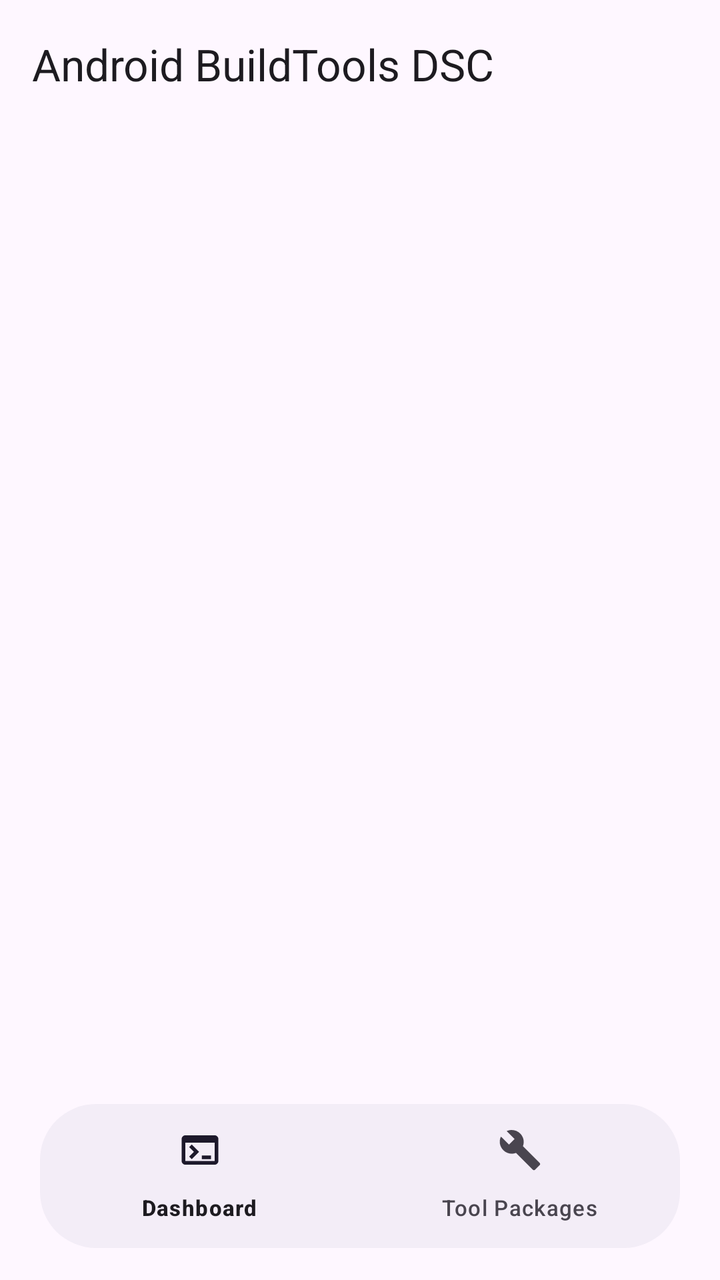
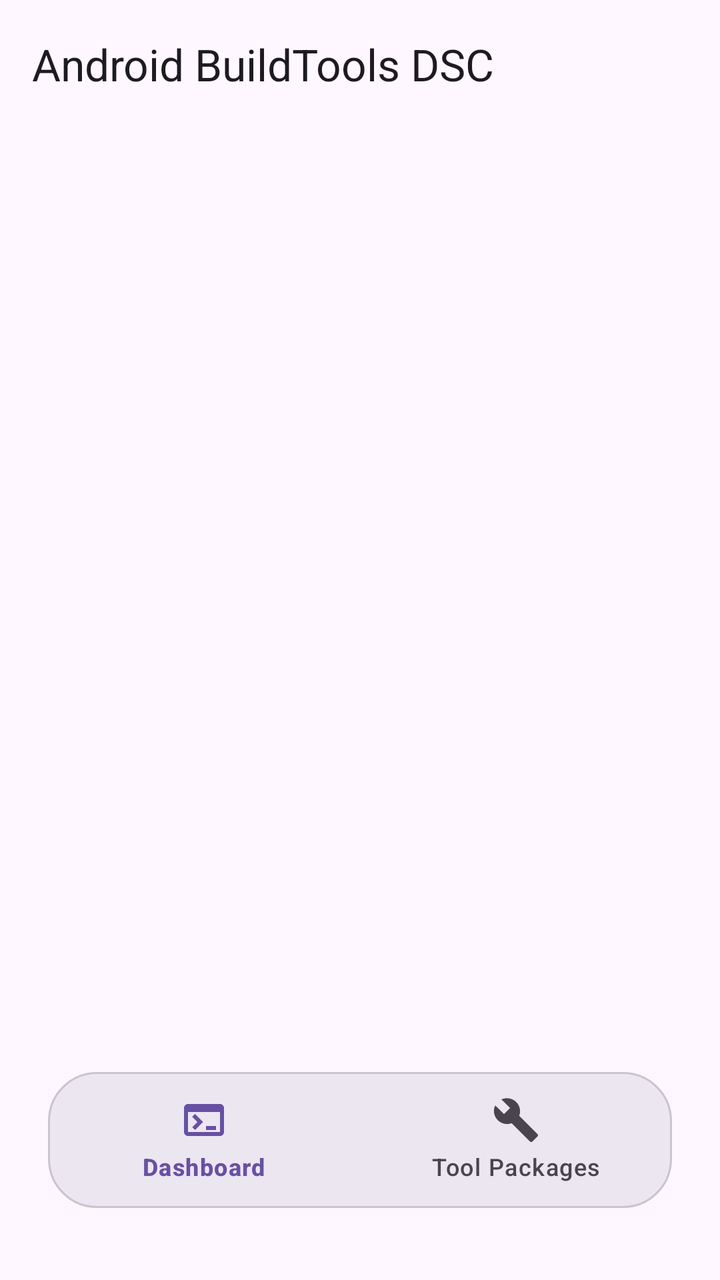

An Android layout rendered at two revisions. The XML below is the earlier revision; the diff shows what the commit changed to produce the second picture.
<!-- AndroidManifest.xml: application theme Theme.ZeroLite -->
<!-- res/layout/activity_main.xml -->
<?xml version="1.0" encoding="utf-8"?>
<androidx.coordinatorlayout.widget.CoordinatorLayout
    xmlns:android="http://schemas.android.com/apk/res/android"
    xmlns:app="http://schemas.android.com/apk/res-auto"
    android:layout_width="match_parent"
    android:layout_height="match_parent">

    <com.google.android.material.appbar.AppBarLayout
        android:id="@+id/appBarLayout"
        android:layout_width="match_parent"
        android:layout_height="wrap_content"
        android:fitsSystemWindows="true">

        <com.google.android.material.appbar.MaterialToolbar
            android:id="@+id/topAppBar"
            android:layout_width="match_parent"
            android:layout_height="?attr/actionBarSize"
            app:title="Android BuildTools DSC"
            app:titleTextAppearance="?attr/textAppearanceTitleLarge" />
    </com.google.android.material.appbar.AppBarLayout>

    <FrameLayout
        android:id="@+id/fragmentContainer"
        android:layout_width="match_parent"
        android:layout_height="match_parent"
        android:layout_marginBottom="90dp"
        app:layout_behavior="@string/appbar_scrolling_view_behavior" />

    <com.google.android.material.bottomnavigation.BottomNavigationView
        android:id="@+id/bottomNav"
        style="@style/FloatingBottomNavStyle"
        android:layout_width="match_parent"
        android:layout_height="72dp"
        android:layout_gravity="bottom"
        android:layout_marginStart="20dp"
        android:layout_marginEnd="20dp"
        android:layout_marginBottom="16dp"
        android:background="@drawable/floating_bottom_nav_bg"
        app:menu="@menu/bottom_nav_menu"
        app:labelVisibilityMode="labeled" />

</androidx.coordinatorlayout.widget.CoordinatorLayout>
<!-- resources referenced by this layout -->
<resources>
  <!-- drawable floating_bottom_nav_bg (drawable) -->
  <shape xmlns:android="http://schemas.android.com/apk/res/android"
      android:shape="rectangle">
      <solid android:color="?attr/colorSurfaceContainer" />
      <corners android:radius="28dp" />
  </shape>
  <style name="FloatingBottomNavStyle" parent="Widget.Material3.BottomNavigationView">
          <item name="elevation">6dp</item>
          <item name="itemIconSize">22dp</item>
          <item name="itemActiveIndicatorStyle">@style/FloatingNavActiveIndicator</item>
          <item name="itemTextAppearanceActive">@style/BottomNavTextActive</item>
          <item name="itemTextAppearanceInactive">@style/BottomNavTextInactive</item>
      </style>
  <style name="Theme.ZeroLite" parent="Theme.Material3.DayNight.NoActionBar">
          <item name="android:statusBarColor">@android:color/transparent</item>
          <item name="android:navigationBarColor">@android:color/transparent</item>
          <item name="android:windowLightStatusBar" tools:targetApi="m">true</item>
      </style>
  <style name="FloatingNavActiveIndicator" parent="Widget.Material3.BottomNavigationView.ActiveIndicator">
          <item name="android:width">56dp</item>
          <item name="android:height">30dp</item>
          <item name="shapeAppearance">@style/ShapeAppearance.Material3.Corner.Full</item>
      </style>
  <style name="BottomNavTextActive" parent="TextAppearance.Material3.LabelMedium">
          <item name="android:textSize">11sp</item>
          <item name="android:includeFontPadding">false</item>
          <item name="android:textStyle">bold</item>
      </style>
  <style name="BottomNavTextInactive" parent="TextAppearance.Material3.LabelMedium">
          <item name="android:textSize">11sp</item>
          <item name="android:includeFontPadding">false</item>
      </style>
</resources>

<!-- the commit's change to res/layout/activity_main.xml (unified diff, before → after) -->
@@ -23,18 +23,18 @@
         android:id="@+id/fragmentContainer"
         android:layout_width="match_parent"
         android:layout_height="match_parent"
-        android:layout_marginBottom="90dp"
+        android:layout_marginBottom="116dp"
         app:layout_behavior="@string/appbar_scrolling_view_behavior" />
 
     <com.google.android.material.bottomnavigation.BottomNavigationView
         android:id="@+id/bottomNav"
         style="@style/FloatingBottomNavStyle"
         android:layout_width="match_parent"
-        android:layout_height="72dp"
+        android:layout_height="68dp"
         android:layout_gravity="bottom"
-        android:layout_marginStart="20dp"
-        android:layout_marginEnd="20dp"
-        android:layout_marginBottom="16dp"
+        android:layout_marginStart="24dp"
+        android:layout_marginEnd="24dp"
+        android:layout_marginBottom="36dp"
         android:background="@drawable/floating_bottom_nav_bg"
         app:menu="@menu/bottom_nav_menu"
         app:labelVisibilityMode="labeled" />
<!-- resource entries referenced after the edit -->
@@ -3,12 +3,17 @@
   <!-- drawable floating_bottom_nav_bg (drawable) -->
   <shape xmlns:android="http://schemas.android.com/apk/res/android"
       android:shape="rectangle">
-      <solid android:color="?attr/colorSurfaceContainer" />
-      <corners android:radius="28dp" />
+      <solid android:color="?attr/colorSurfaceContainerHigh" />
+      <corners android:radius="24dp" />
+      <stroke
+          android:width="1dp"
+          android:color="?attr/colorOutlineVariant" />
   </shape>
   <style name="FloatingBottomNavStyle" parent="Widget.Material3.BottomNavigationView">
-          <item name="elevation">6dp</item>
-          <item name="itemIconSize">22dp</item>
+          <item name="elevation">8dp</item>
+          <item name="itemIconSize">24dp</item>
+          <item name="itemIconTint">@color/nav_item_icon_tint</item>
+          <item name="itemTextColor">@color/nav_item_text_color</item>
           <item name="itemActiveIndicatorStyle">@style/FloatingNavActiveIndicator</item>
           <item name="itemTextAppearanceActive">@style/BottomNavTextActive</item>
           <item name="itemTextAppearanceInactive">@style/BottomNavTextInactive</item>
@@ -19,17 +24,17 @@
           <item name="android:windowLightStatusBar" tools:targetApi="m">true</item>
       </style>
   <style name="FloatingNavActiveIndicator" parent="Widget.Material3.BottomNavigationView.ActiveIndicator">
-          <item name="android:width">56dp</item>
-          <item name="android:height">30dp</item>
-          <item name="shapeAppearance">@style/ShapeAppearance.Material3.Corner.Full</item>
+          <item name="android:color">@android:color/transparent</item>
+          <item name="android:width">0dp</item>
+          <item name="android:height">0dp</item>
       </style>
   <style name="BottomNavTextActive" parent="TextAppearance.Material3.LabelMedium">
-          <item name="android:textSize">11sp</item>
+          <item name="android:textSize">12sp</item>
           <item name="android:includeFontPadding">false</item>
           <item name="android:textStyle">bold</item>
       </style>
   <style name="BottomNavTextInactive" parent="TextAppearance.Material3.LabelMedium">
-          <item name="android:textSize">11sp</item>
+          <item name="android:textSize">12sp</item>
           <item name="android:includeFontPadding">false</item>
       </style>
 </resources>
